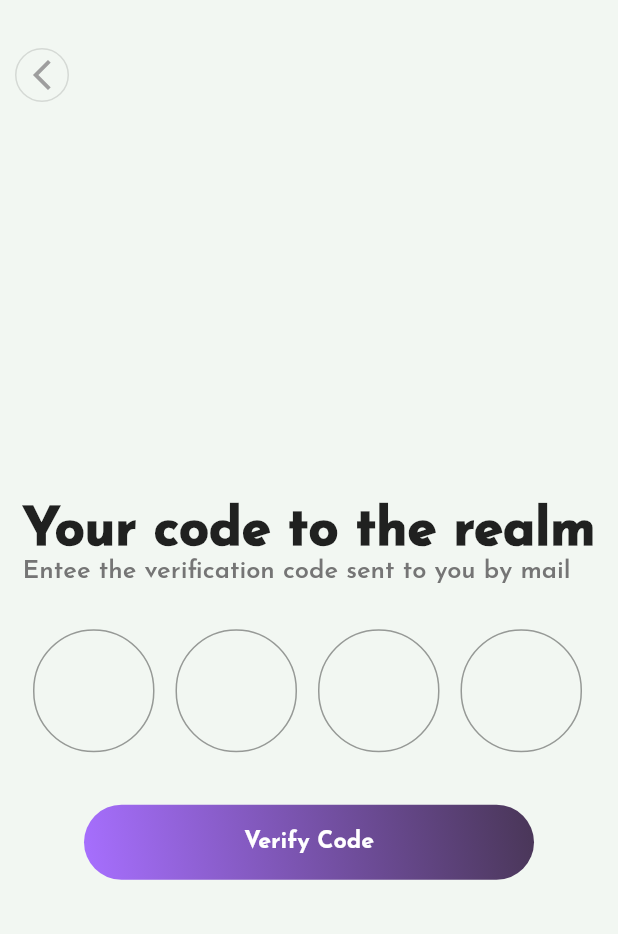
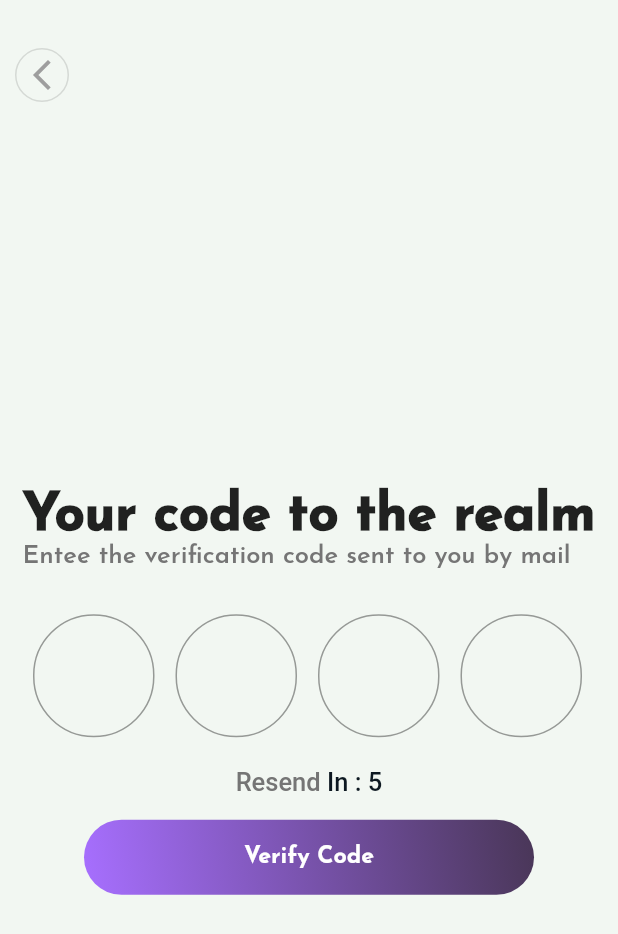
Before and after one commit to inesachour/SocialMediaApp, a Flutter app: the screen it shows after launch, on a phone screen of 412 x 824 dp. Shown: the top 934 px of the screen. Run offline on Flutter 3.47's test engine with Material 2 defaults, Android fonts, the phone set to English and light mode, and no system bars; our stand-ins replace font_awesome_flutter, google_fonts.

```diff
--- a/lib/auth/login.dart
+++ b/lib/auth/login.dart
@@ -17,7 +17,7 @@ class LoginPageState extends State<LoginPage> {
   Widget build(BuildContext context) {
     return Scaffold(
       resizeToAvoidBottomInset: false,
-      backgroundColor: Color(0xffEBF2FA),
+      backgroundColor: Color(0xffF2F7F2),
       appBar: HomeScreenAppBar(),
       body:Padding(
 
--- a/lib/auth/login_form.dart
+++ b/lib/auth/login_form.dart
@@ -105,8 +105,8 @@ class LoginFormState extends State<LoginForm> {
                     begin: Alignment.topRight,
                     end: Alignment.bottomLeft,
                     colors: [
-                      Color(0xffC70000),
-                      Color(0xff211C8C),
+                      Color(0xff493657),
+                      Color(0xffA76FFF),
                     ],
                   ),
                 shape: BoxShape.rectangle,
--- a/lib/auth/verification_code.dart
+++ b/lib/auth/verification_code.dart
@@ -1,6 +1,9 @@
+import 'dart:io';
+
 import 'package:flutter/material.dart';
 import 'package:google_fonts/google_fonts.dart';
 import 'package:socialmediaapp/Widgets/HomeScreenAppBar.dart';
+import 'dart:async';
 
 import 'code_form.dart';
 
@@ -12,6 +15,26 @@ class VerificationCodePage extends StatefulWidget {
 }
 
 class VerificationCodePageState extends State<VerificationCodePage> {
+  static const max = 5;
+  int seconds = max;
+  Timer? timer; // type? var => variable can be null
+
+  void startTimer() {
+    //When to update the value of the timer
+    //+ The callback function
+    timer = Timer.periodic(Duration(seconds: 1), (_) {
+      // USE THE setState so the UI gets updated
+      setState(() => {
+          if(seconds == 0){
+            timer?.cancel()
+          }else {
+            seconds--
+          }
+        }
+      );
+    });
+  }
+
   @override
   Widget build(BuildContext context) {
     return Scaffold(
@@ -24,6 +47,7 @@ class VerificationCodePageState extends State<VerificationCodePage> {
             mainAxisAlignment: MainAxisAlignment.center,
             crossAxisAlignment: CrossAxisAlignment.start,
             children: [
+              //ElevatedButton(onPressed: () => startTimer(), child: Text("Run")),
               Text("Your code to the realm",
                 style: GoogleFonts.josefinSans(
                   textStyle: TextStyle(
@@ -40,7 +64,25 @@ class VerificationCodePageState extends State<VerificationCodePage> {
                 ),
               ),
               CodeForm(),
-              //TIMER
+              Row(
+                mainAxisAlignment: MainAxisAlignment.center,
+                children: [
+                  Text("Resend",
+                    style: TextStyle(
+                      color: Colors.grey[600],
+                      fontSize: 17,
+                      fontWeight: FontWeight.w500,
+                    ) ,
+                  ),
+                  Text(" In : "+seconds.toString(),
+                    style: TextStyle(
+                      color: Color(0xff0d1821),
+                      fontSize: 17,
+                      fontWeight: FontWeight.w500,
+                    ),
+                  )
+                ],
+              ),
               Padding(
                 padding: const EdgeInsets.only(top: 15),
                 child: Center(
@@ -94,5 +136,3 @@ class VerificationCodePageState extends State<VerificationCodePage> {
     );
   }
 }
-
-//Try round button as avatar
```
